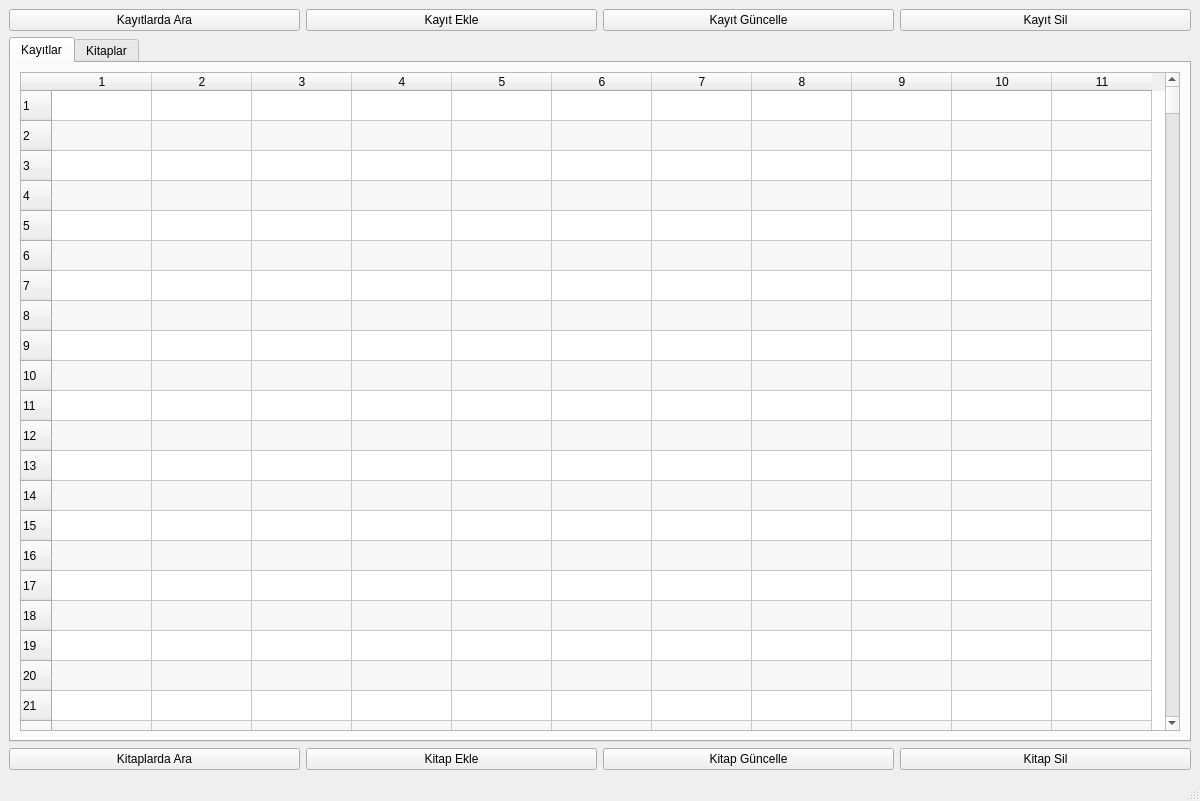
This is lib/window/window.ui in kernelginar/kuys as Qt 5 draws it before an edit. The edited form follows.
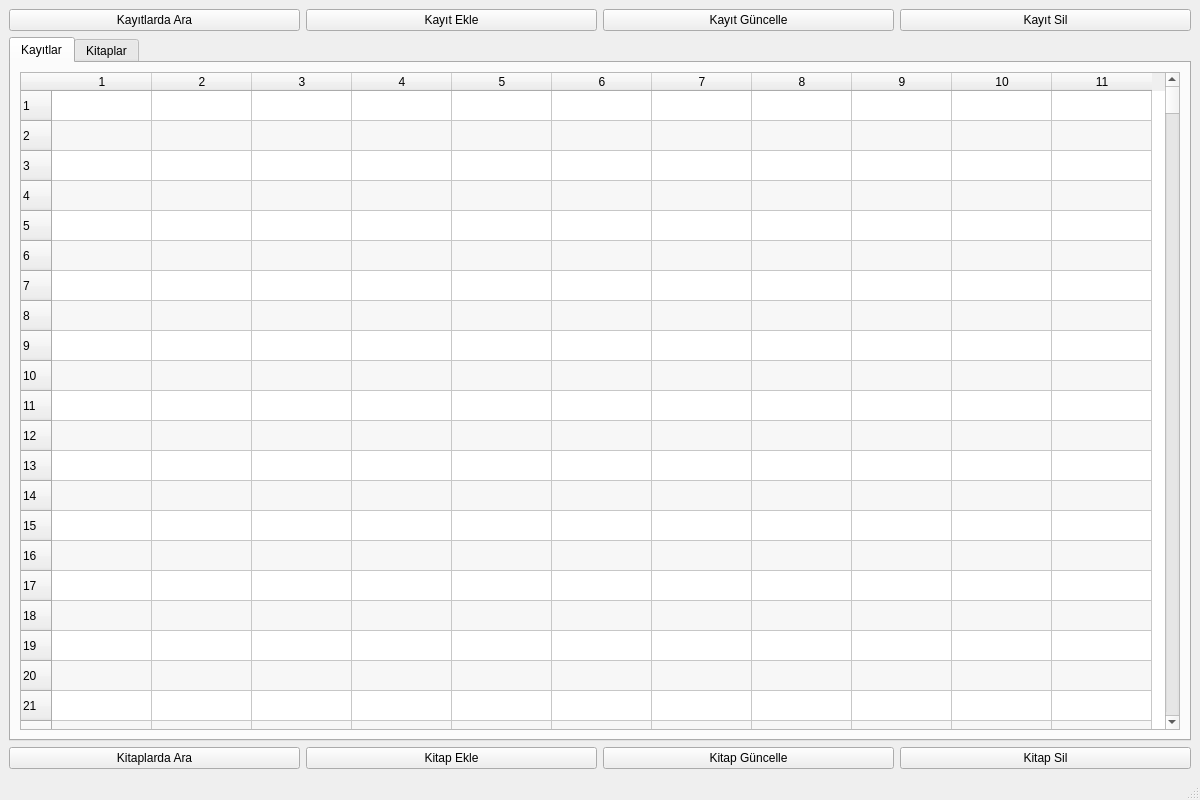
This is the edited form.

Commit message: Ana pencere başlığı değiştirildi.

```diff
--- a/lib/window/window.ui
+++ b/lib/window/window.ui
@@ -7,7 +7,7 @@
     <x>0</x>
     <y>0</y>
     <width>1200</width>
-    <height>801</height>
+    <height>800</height>
    </rect>
   </property>
   <property name="minimumSize">
```
Left out of the diff: 2 changed lines with no effect on the pictures.
